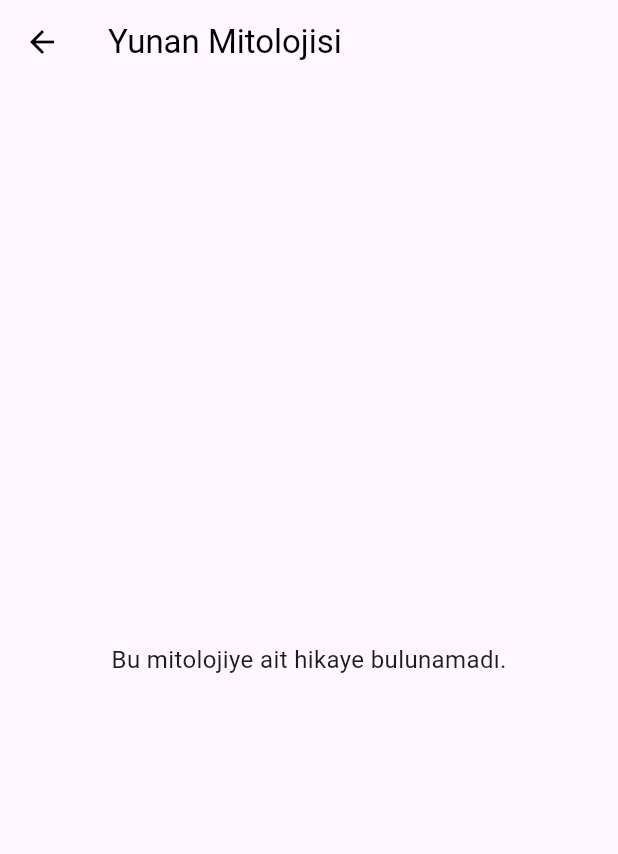
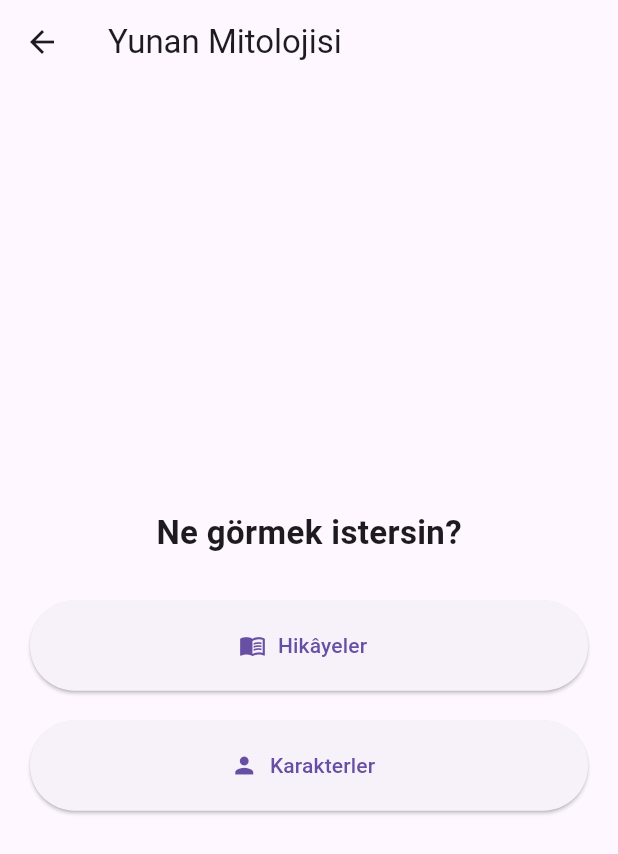
Before and after one commit to hidirerguclu93/mitoloji_proje, a Flutter app: the MythologySelectionPage screen opened directly, after a tap on "Yunan", on a phone screen of 412 x 824 dp. Shown: the top 854 px of the screen. Run offline on Flutter 3.47's test engine with Material 3 defaults, Android fonts, the phone set to English and light mode, and no system bars; our stand-ins replace supabase_flutter; accounts and stored records are empty.

Commit message:
büyükçaplı_degisiklik

```diff
--- a/lib/main.dart
+++ b/lib/main.dart
@@ -1,6 +1,6 @@
 import 'package:flutter/material.dart';
 import 'package:supabase_flutter/supabase_flutter.dart';
-
+// Removed unused import
 import 'search_page.dart';
 import 'map_screen.dart';
 import 'chat_page.dart';
--- /dev/null
+++ b/lib/mythology_category_page.dart
@@ -0,0 +1,70 @@
+import 'package:flutter/material.dart';
+import 'story_list_page.dart';
+
+class MythologyCategoryPage extends StatelessWidget {
+  final String selectedMythology;
+
+  const MythologyCategoryPage({
+    Key? key,
+    required this.selectedMythology,
+  }) : super(key: key);
+
+  @override
+  Widget build(BuildContext context) {
+    return Scaffold(
+      appBar: AppBar(
+        title: Text('$selectedMythology Mitolojisi'),
+      ),
+      body: Padding(
+        padding: const EdgeInsets.all(20.0),
+        child: Column(
+          mainAxisAlignment: MainAxisAlignment.center,
+          children: [
+            Text(
+              'Ne görmek istersin?',
+              style: TextStyle(fontSize: 22, fontWeight: FontWeight.bold),
+            ),
+            const SizedBox(height: 30),
+            ElevatedButton.icon(
+              icon: Icon(Icons.menu_book),
+              label: Text('Hikâyeler'),
+              onPressed: () {
+                Navigator.push(
+                  context,
+                  MaterialPageRoute(
+                    builder: (context) => StoryListPage(
+                      mitoloji: selectedMythology,
+                      type: 'chronological',
+                    ),
+                  ),
+                );
+              },
+              style: ElevatedButton.styleFrom(
+                minimumSize: Size(double.infinity, 60),
+              ),
+            ),
+            const SizedBox(height: 20),
+            ElevatedButton.icon(
+              icon: Icon(Icons.person),
+              label: Text('Karakterler'),
+              onPressed: () {
+                Navigator.push(
+                  context,
+                  MaterialPageRoute(
+                    builder: (context) => StoryListPage(
+                      mitoloji: selectedMythology,
+                      type: 'character',
+                    ),
+                  ),
+                );
+              },
+              style: ElevatedButton.styleFrom(
+                minimumSize: Size(double.infinity, 60),
+              ),
+            ),
+          ],
+        ),
+      ),
+    );
+  }
+}
--- a/lib/mythology_selection_page.dart
+++ b/lib/mythology_selection_page.dart
@@ -1,5 +1,5 @@
 import 'package:flutter/material.dart';
-import 'story_list_page.dart'; // Add this import statement
+import 'mythology_category_page.dart'; // Kategori seçim sayfası için import
 
 class MythologySelectionPage extends StatelessWidget {
   const MythologySelectionPage({super.key});
@@ -38,14 +38,10 @@ class MythologySelectionPage extends StatelessWidget {
             width: 350,
             height: 400,
             decoration: BoxDecoration(
-              color: Colors.white.withAlpha(
-                (0.2 * 255).toInt(),
-              ), // Uyarı giderildi
+              color: Colors.white.withAlpha((0.2 * 255).toInt()),
               borderRadius: BorderRadius.circular(16),
               border: Border.all(
-                color: Colors.white.withAlpha(
-                  (0.4 * 255).toInt(),
-                ), // Uyarı giderildi
+                color: Colors.white.withAlpha((0.4 * 255).toInt()),
                 width: 2,
               ),
             ),
@@ -55,16 +51,15 @@ class MythologySelectionPage extends StatelessWidget {
                 alignment: WrapAlignment.center,
                 spacing: 16,
                 runSpacing: 16,
-                children:
-                    mythologies.map((myth) {
+                children: mythologies.map((myth) {
                   return GestureDetector(
                     onTap: () {
                       Navigator.push(
                         context,
                         MaterialPageRoute(
-                              builder:
-                                  (context) =>
-                                      StoryListPage(mitoloji: myth["name"]),
+                          builder: (context) => MythologyCategoryPage(
+                            selectedMythology: myth["name"],
+                          ),
                         ),
                       );
                     },
--- a/lib/story_list_page.dart
+++ b/lib/story_list_page.dart
@@ -4,7 +4,9 @@ import 'story_detail_page.dart';
 
 class StoryListPage extends StatefulWidget {
   final String mitoloji;
-  const StoryListPage({super.key, required this.mitoloji});
+  final String type;
+
+  const StoryListPage({super.key, required this.mitoloji, required this.type});
 
   @override
   State<StoryListPage> createState() => _StoryListPageState();
@@ -26,7 +28,8 @@ class _StoryListPageState extends State<StoryListPage> {
       final response = await Supabase.instance.client
           .from('mythology_stories')
           .select()
-          .eq('category', widget.mitoloji);
+          .eq('category', widget.mitoloji)
+          .eq('type', widget.type);
 
       if (mounted) {
         setState(() => stories = List<Map<String, dynamic>>.from(response));
@@ -49,18 +52,21 @@ class _StoryListPageState extends State<StoryListPage> {
   Widget build(BuildContext context) {
     return Scaffold(
       appBar: AppBar(
-        title: Text("${widget.mitoloji} Mitolojisi"),
+        title: Text(
+          '${widget.mitoloji} Mitolojisi - ${widget.type == 'character' ? 'Karakterler' : 'Hikâyeler'}',
+        ),
         backgroundColor: Colors.transparent,
         elevation: 0,
         foregroundColor: Colors.black,
       ),
+
       body:
           _isLoading
               ? const Center(child: CircularProgressIndicator())
               : stories.isEmpty
               ? const Center(
                 child: Text(
-                  "Bu mitolojiye ait hikaye bulunamadı.",
+                  "Bu mitolojiye ait içerik bulunamadı.",
                   style: TextStyle(fontSize: 16),
                 ),
               )
```
Lines whose indentation alone changed are shown as unchanged.
